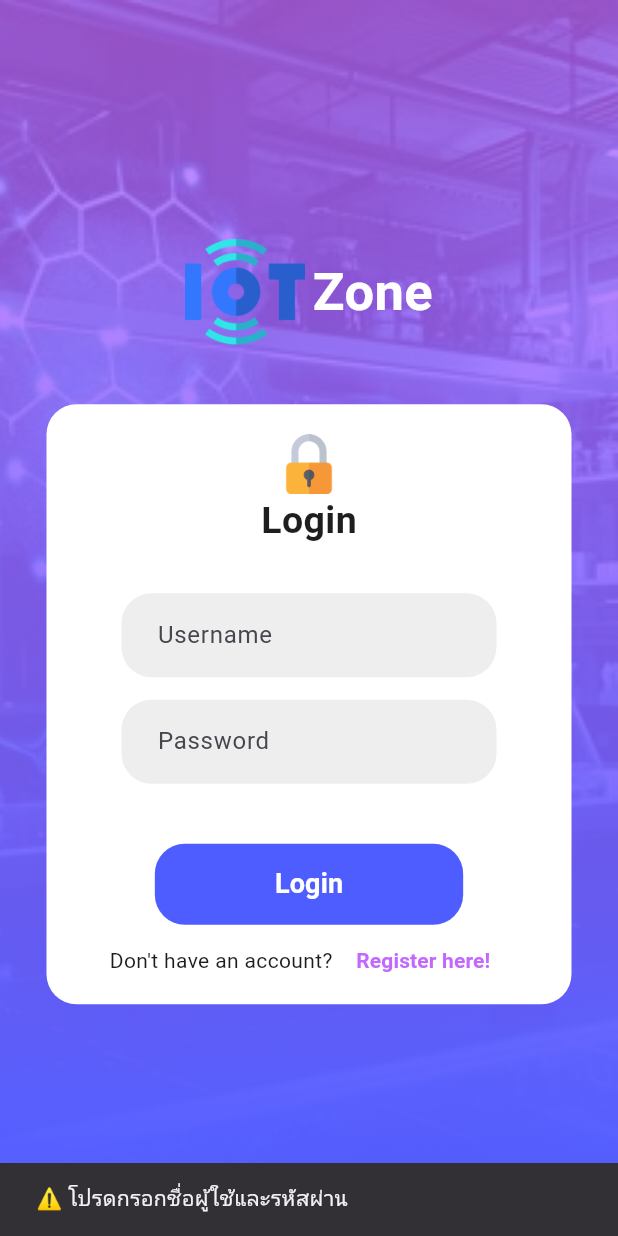
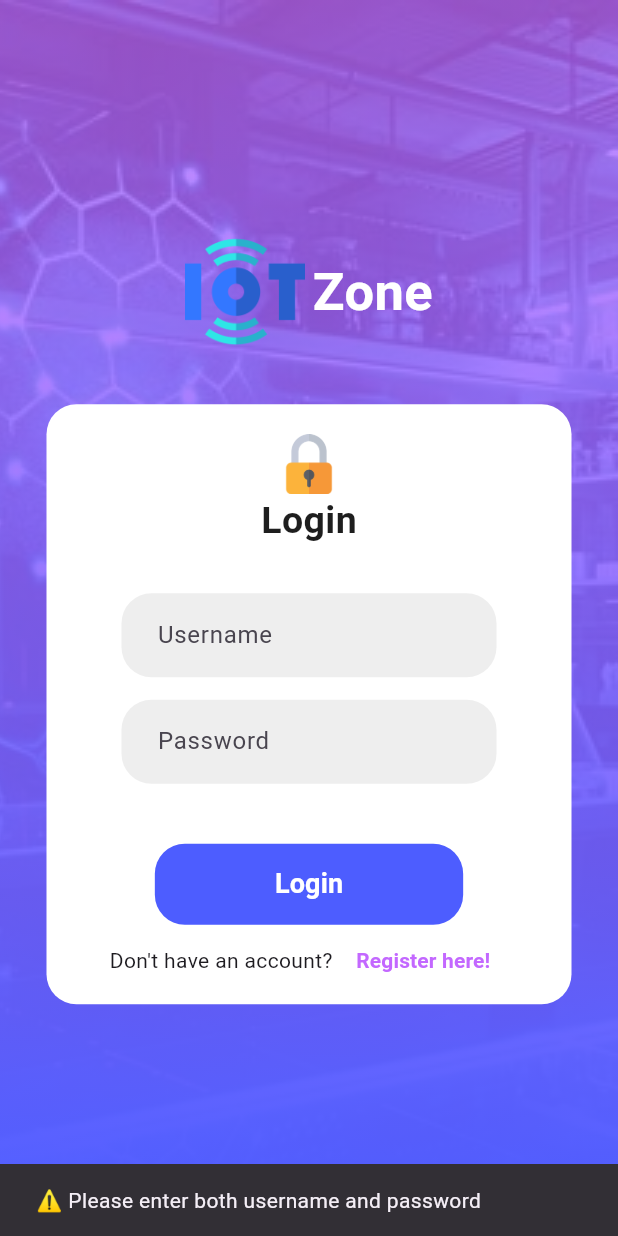
Before and after one commit to FRAmyZ010/IoTZone, a Flutter app: the screen it shows after launch, after a tap on "Login", on a phone screen of 412 x 824 dp. Run offline on Flutter 3.47's test engine with Material 3 defaults, Android fonts, the phone set to English and light mode, and no system bars; our stand-ins replace carousel_slider, fl_chart, image_picker, shared_preferences.

Commit message:
LoginPage_Fix language Thai  to Eng

```diff
--- a/iot_zone/lib/Page/Login/login_page.dart
+++ b/iot_zone/lib/Page/Login/login_page.dart
@@ -36,7 +36,9 @@ class _LoginPageState extends State<LoginPage> {
 
     if (username.isEmpty || password.isEmpty) {
       ScaffoldMessenger.of(context).showSnackBar(
-        const SnackBar(content: Text('⚠️ โปรดกรอกชื่อผู้ใช้และรหัสผ่าน')),
+        const SnackBar(
+          content: Text('⚠️ Please enter both username and password'),
+        ),
       );
       return;
     }
@@ -53,14 +55,14 @@ class _LoginPageState extends State<LoginPage> {
       if (response.statusCode == 200 && data['user'] != null) {
         final role = data['user']['role'];
 
-        // ✅ บันทึก session ก่อน
+        // ✅ Save session before navigation
         await _saveSession(data['user']);
 
         ScaffoldMessenger.of(
           context,
-        ).showSnackBar(const SnackBar(content: Text('✅ เข้าสู่ระบบสำเร็จ!')));
+        ).showSnackBar(const SnackBar(content: Text('✅ Login successful!')));
 
-        // 🧭 ไปหน้าตาม role
+        // 🧭 Navigate by role
         switch (role) {
           case 'student':
             Navigator.pushReplacement(
@@ -89,14 +91,14 @@ class _LoginPageState extends State<LoginPage> {
             break;
           default:
             ScaffoldMessenger.of(context).showSnackBar(
-              const SnackBar(content: Text('⚠️ ไม่พบสิทธิ์ผู้ใช้ (role)')),
+              const SnackBar(content: Text('⚠️ User role not found')),
             );
         }
       } else {
         ScaffoldMessenger.of(context).showSnackBar(
           SnackBar(
             content: Text(
-              '❌ ${data['message'] ?? 'ชื่อผู้ใช้หรือรหัสผ่านไม่ถูกต้อง'}',
+              '❌ ${data['message'] ?? 'Invalid username or password'}',
             ),
           ),
         );
@@ -104,7 +106,7 @@ class _LoginPageState extends State<LoginPage> {
     } catch (e) {
       ScaffoldMessenger.of(context).showSnackBar(
         SnackBar(
-          content: Text('❌ เกิดข้อผิดพลาดในการเชื่อมต่อเซิร์ฟเวอร์\n$e'),
+          content: Text('❌ Connection error. Unable to reach the server.\n$e'),
         ),
       );
     }
```
